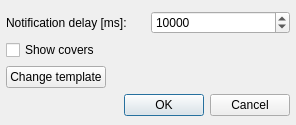
Before: the Qt Designer form src/plugins/General/kdenotify/settingsdialog.ui in ksv1986/qmmp-staging, drawn with Qt 5.
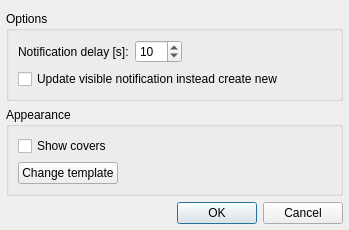
After: the same form once the commit is applied.

Commit message: kde notifier: better compatibility with opendesktop notification server 1.1 spec, removedhtml tags and other imrovements (patch by Artur Guzik)

What changed in the file:
```diff
--- a/src/plugins/General/kdenotify/settingsdialog.ui
+++ b/src/plugins/General/kdenotify/settingsdialog.ui
@@ -6,8 +6,8 @@
    <rect>
     <x>0</x>
     <y>0</y>
-    <width>296</width>
-    <height>125</height>
+    <width>349</width>
+    <height>230</height>
    </rect>
   </property>
   <property name="windowTitle">
@@ -23,31 +23,76 @@
    <property name="bottomMargin">
     <number>6</number>
    </property>
+   <item row="3" column="0" colspan="2">
+    <widget class="QDialogButtonBox" name="buttonBox">
+     <property name="orientation">
+      <enum>Qt::Horizontal</enum>
+     </property>
+     <property name="standardButtons">
+      <set>QDialogButtonBox::Cancel|QDialogButtonBox::Ok</set>
+     </property>
+    </widget>
+   </item>
+   <item row="0" column="0" colspan="2">
+    <widget class="QGroupBox" name="groupBox">
+     <property name="title">
+      <string>Options</string>
+     </property>
+     <layout class="QGridLayout" name="gridLayout_3">
    <item row="0" column="0">
     <widget class="QLabel" name="label">
      <property name="text">
-      <string>Notification delay [ms]:</string>
+         <string>Notification delay [s]:</string>
      </property>
     </widget>
    </item>
    <item row="0" column="1">
-    <widget class="QSpinBox" name="kNotifyDelaySpinBox">
+       <widget class="QSpinBox" name="notifyDelaySpinBox">
      <property name="maximum">
-      <number>50000</number>
+         <number>100</number>
      </property>
      <property name="value">
-      <number>10000</number>
+         <number>10</number>
      </property>
     </widget>
    </item>
-   <item row="1" column="0">
+      <item row="0" column="2">
+       <spacer name="horizontalSpacer_2">
+        <property name="orientation">
+         <enum>Qt::Horizontal</enum>
+        </property>
+        <property name="sizeHint" stdset="0">
+         <size>
+          <width>40</width>
+          <height>20</height>
+         </size>
+        </property>
+       </spacer>
+      </item>
+      <item row="1" column="0" colspan="3">
+       <widget class="QCheckBox" name="updateNotifyCheckBox">
+        <property name="text">
+         <string>Update visible notification instead create new</string>
+        </property>
+       </widget>
+      </item>
+     </layout>
+    </widget>
+   </item>
+   <item row="1" column="0" colspan="2">
+    <widget class="QGroupBox" name="groupBox_2">
+     <property name="title">
+      <string>Appearance</string>
+     </property>
+     <layout class="QVBoxLayout" name="verticalLayout">
+      <item>
     <widget class="QCheckBox" name="showCoversCheckBox">
      <property name="text">
       <string>Show covers</string>
      </property>
     </widget>
    </item>
-   <item row="2" column="0" colspan="2">
+      <item>
     <layout class="QHBoxLayout" name="horizontalLayout">
      <item>
       <widget class="QPushButton" name="templateButton">
@@ -71,14 +116,7 @@
      </item>
     </layout>
    </item>
-   <item row="3" column="0" colspan="2">
-    <widget class="QDialogButtonBox" name="buttonBox">
-     <property name="orientation">
-      <enum>Qt::Horizontal</enum>
-     </property>
-     <property name="standardButtons">
-      <set>QDialogButtonBox::Cancel|QDialogButtonBox::Ok</set>
-     </property>
+     </layout>
     </widget>
    </item>
   </layout>
```
Lines whose indentation alone changed are shown as unchanged. The commit also changes 34 other files.
